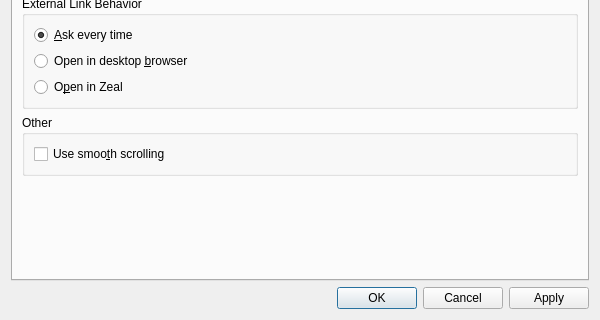
zealdocs/zeal, file src/libs/ui/settingsdialog.ui: the form before one commit; both pictures show x 0 to 600 and y 380 to 700 of the 600 by 700 pixel window.
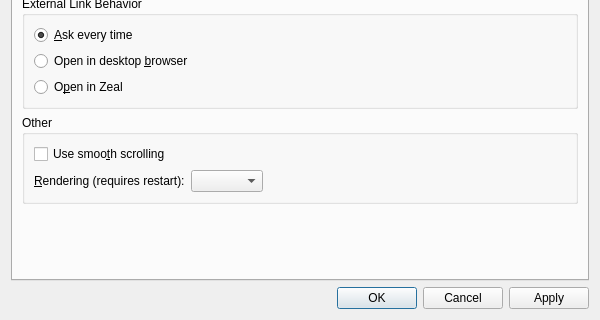
The form after the commit. The open tabs and pages were chosen to show the change. Custom widgets are drawn as their Qt base class.

Commit message:
feat(ui): add rendering backend setting (#1999)
Fixes #1692.

```diff
--- a/src/libs/ui/settingsdialog.ui
+++ b/src/libs/ui/settingsdialog.ui
@@ -606,6 +606,36 @@
             </property>
            </widget>
           </item>
+          <item>
+           <layout class="QHBoxLayout" name="horizontalLayout_16">
+            <item>
+             <widget class="QLabel" name="renderingBackendLabel">
+              <property name="text">
+               <string>&amp;Rendering (requires restart):</string>
+              </property>
+              <property name="buddy">
+               <cstring>renderingBackendComboBox</cstring>
+              </property>
+             </widget>
+            </item>
+            <item>
+             <widget class="QComboBox" name="renderingBackendComboBox"/>
+            </item>
+            <item>
+             <spacer name="horizontalSpacer_9">
+              <property name="orientation">
+               <enum>Qt::Horizontal</enum>
+              </property>
+              <property name="sizeHint" stdset="0">
+               <size>
+                <width>40</width>
+                <height>20</height>
+               </size>
+              </property>
+             </spacer>
+            </item>
+           </layout>
+          </item>
          </layout>
         </widget>
        </item>
```
The commit also changes 4 other files.
